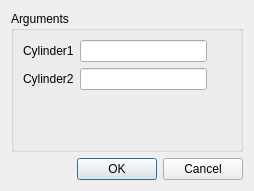
This is src/HEXABLOCKGUI/MakeCylinders_QTD.ui in SalomePlatform/hexablock as Qt 5 draws it before an edit. The edited form follows.
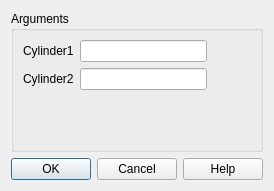
This is the edited form.

Commit message: added: -Propagation, Vector ( completed ) dialog panel. -Help button on all panel. -Delegate for all Panel updated: -menu always showed for each action

Diff of the .ui file:
```diff
--- a/src/HEXABLOCKGUI/MakeCylinders_QTD.ui
+++ b/src/HEXABLOCKGUI/MakeCylinders_QTD.ui
@@ -66,7 +66,7 @@
       <enum>Qt::Horizontal</enum>
      </property>
      <property name="standardButtons">
-      <set>QDialogButtonBox::Cancel|QDialogButtonBox::Ok</set>
+      <set>QDialogButtonBox::Cancel|QDialogButtonBox::Ok|QDialogButtonBox::Help</set>
      </property>
     </widget>
    </item>
```
The commit also changes 37 other files.
